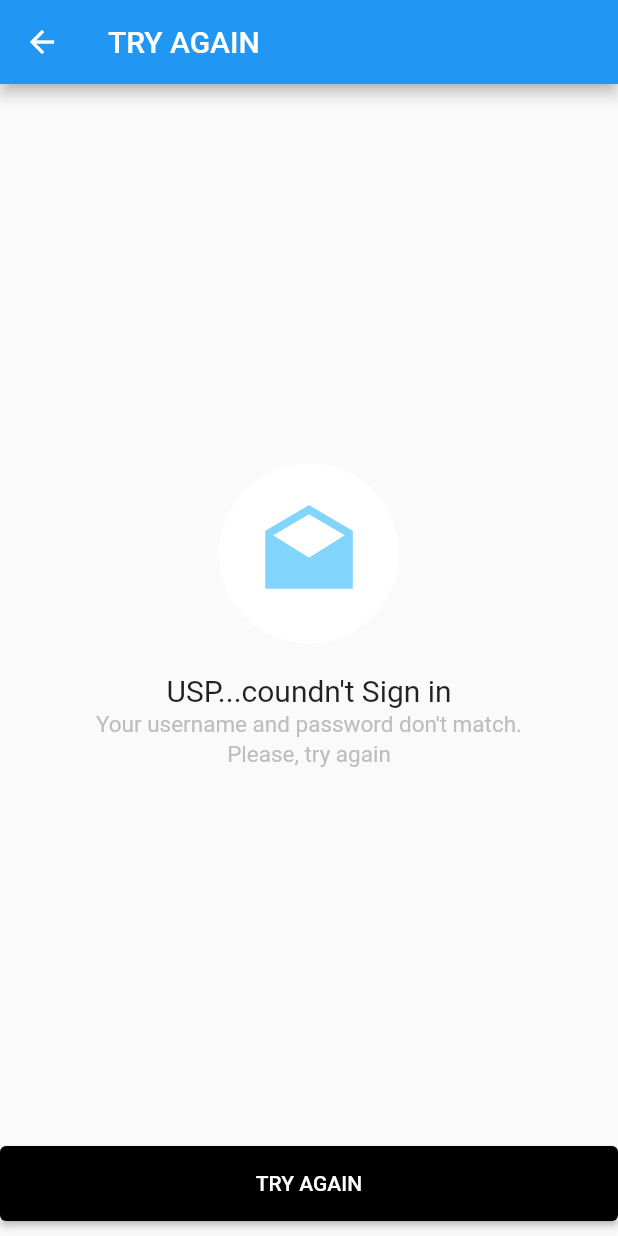
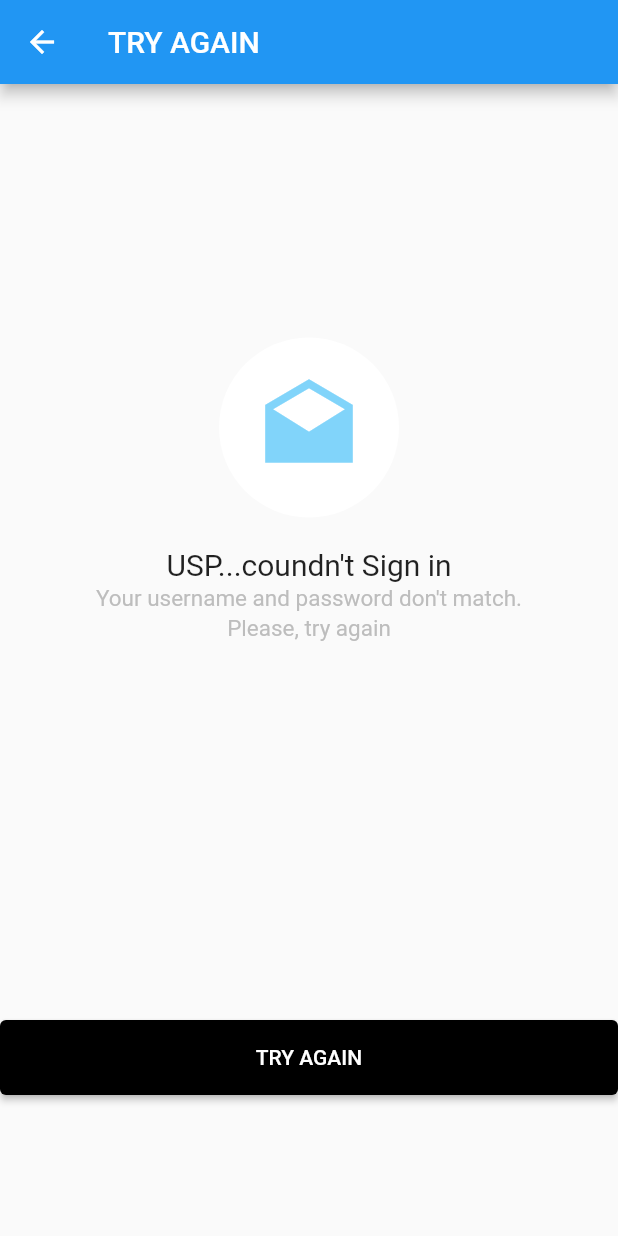
Before and after one commit to HauHuyh/ThucHanh5, a Flutter app: the SecondRoute screen opened directly, on a phone screen of 412 x 824 dp. Run offline on Flutter 3.47's test engine with Material 2 defaults, Android fonts, the phone set to English and light mode, and no system bars.

Commit message:
update Giao diện Huỳnh CÔng Hậu

```diff
--- a/app_loginmail/lib/main.dart
+++ b/app_loginmail/lib/main.dart
@@ -1,3 +1,4 @@
+// ignore_for_file: prefer_const_constructors, avoid_unnecessary_containers, deprecated_member_use, prefer_const_literals_to_create_immutables
 
 import 'package:flutter/material.dart';
 
@@ -189,7 +190,7 @@ class SecondRoute extends StatelessWidget {
             Container(
               width: 425,
               height: 50,
-              margin: EdgeInsets.only(top: 250,bottom: 10),
+              margin: EdgeInsets.only(top: 250, bottom: 94),
               child: ElevatedButton(
                 style: ElevatedButton.styleFrom(
                   primary: Colors.black, // background
```
Lines whose indentation alone changed are shown as unchanged.
